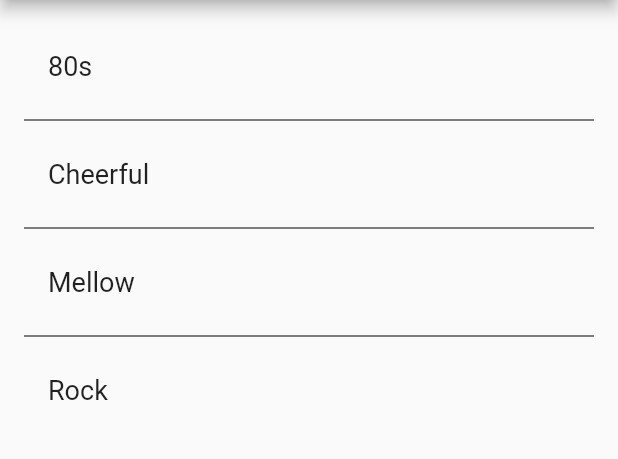
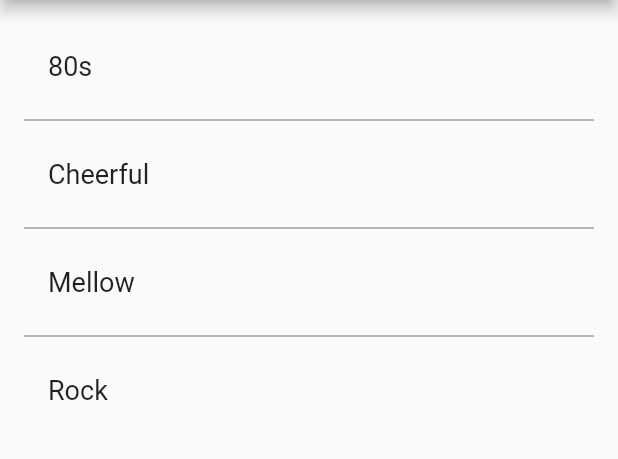
Before and after one commit to schaetz/Moodtag, a Flutter app: the screen it shows after launch, item 2 of the bottom bar chosen, on a phone screen of 412 x 824 dp, the part 84-543 px from its top. Run offline on Flutter 3.47's test engine with Material 2 defaults, Android fonts, the phone set to English and light mode, and no system bars.

Commit message:
Use theme's color scheme for widget colors

```diff
--- a/lib/main.dart
+++ b/lib/main.dart
@@ -87,7 +87,8 @@ class _AppState extends State<MoodtagApp> {
           primarySwatch: Colors.red,
           primaryColor: Colors.red,
           accentColor: Colors.redAccent,
-          unselectedWidgetColor: Colors.grey
+          unselectedWidgetColor: Colors.grey,
+          dividerColor: Colors.black54
         ),
         initialRoute: '/artists',
         routes: {
--- a/lib/screens/artist_details.dart
+++ b/lib/screens/artist_details.dart
@@ -131,7 +131,7 @@ class _ArtistDetailsScreenState extends State<ArtistDetailsScreen> {
   Widget _buildAddTagChip(BuildContext context, Artist artist) {
     return InputChip(
       label: Text('+'),
-      //backgroundColor: Colors.redAccent,
+      //backgroundColor: Theme.of(context).accentColor,
       onPressed: () => AddEntityDialog.openAddTagDialog(context, preselectedArtist: artist)
     );
   }
--- a/lib/screens/artists_list.dart
+++ b/lib/screens/artists_list.dart
@@ -31,7 +31,7 @@ class ArtistsListScreen extends StatelessWidget {
       body: Consumer<Library>(
         builder: (context, library, child) {
           return ListView.separated(
-            separatorBuilder: (pro, context) => Divider(color: Colors.black),
+            separatorBuilder: (context, _) => Divider(),
             padding: EdgeInsets.all(16.0),
             itemCount: library.artists.length,
             itemBuilder: (context, i) {
@@ -43,7 +43,7 @@ class ArtistsListScreen extends StatelessWidget {
       floatingActionButton: FloatingActionButton(
         onPressed: () => AddEntityDialog.openAddArtistDialog(context),
         child: const Icon(Icons.add),
-        backgroundColor: Colors.redAccent,
+        backgroundColor: Theme.of(context).accentColor,
       ),
       bottomNavigationBar: MtBottomNavBar(context, NavigationItem.artists, onBottomNavBarTapped),
     );
--- a/lib/screens/tag_details.dart
+++ b/lib/screens/tag_details.dart
@@ -64,7 +64,7 @@ class TagDetailsScreen extends StatelessWidget {
                 ),
                 Expanded(
                   child: ListView.separated(
-                    separatorBuilder: (pro, context) => Divider(color: Colors.black),
+                    separatorBuilder: (context, _) => Divider(),
                     padding: EdgeInsets.all(16.0),
                     itemCount: library.getArtistsWithTag(tag).length,
                     itemBuilder: (context, i) {
@@ -80,7 +80,7 @@ class TagDetailsScreen extends StatelessWidget {
       floatingActionButton: FloatingActionButton(
         onPressed: () => AddEntityDialog.openAddArtistDialog(context, preselectedTag: tag),
         child: const Icon(Icons.add),
-        backgroundColor: Colors.redAccent,
+        backgroundColor: Theme.of(context).accentColor,
       ),
     );
   }
--- a/lib/screens/tags_list.dart
+++ b/lib/screens/tags_list.dart
@@ -31,7 +31,7 @@ class TagsListScreen extends StatelessWidget {
       body: Consumer<Library>(
         builder: (context, library, child) {
           return ListView.separated(
-            separatorBuilder: (pro, context) => Divider(color: Colors.black),
+            separatorBuilder: (context, _) => Divider(),
             padding: EdgeInsets.all(16.0),
             itemCount: library.tags.length,
             itemBuilder: (context, i) {
@@ -43,7 +43,7 @@ class TagsListScreen extends StatelessWidget {
       floatingActionButton: FloatingActionButton(
         onPressed: () => AddEntityDialog.openAddTagDialog(context),
         child: const Icon(Icons.add),
-        backgroundColor: Colors.redAccent,
+        backgroundColor: Theme.of(context).accentColor,
       ),
       bottomNavigationBar: MtBottomNavBar(context, NavigationItem.tags, onBottomNavBarTapped),
     );
```
